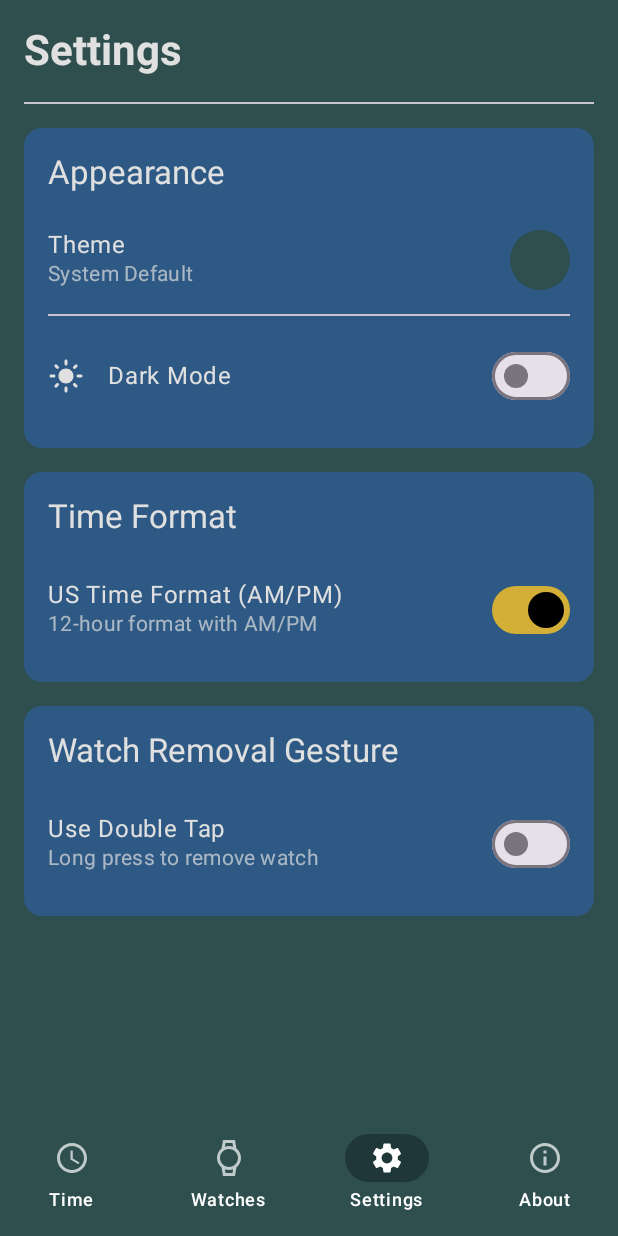
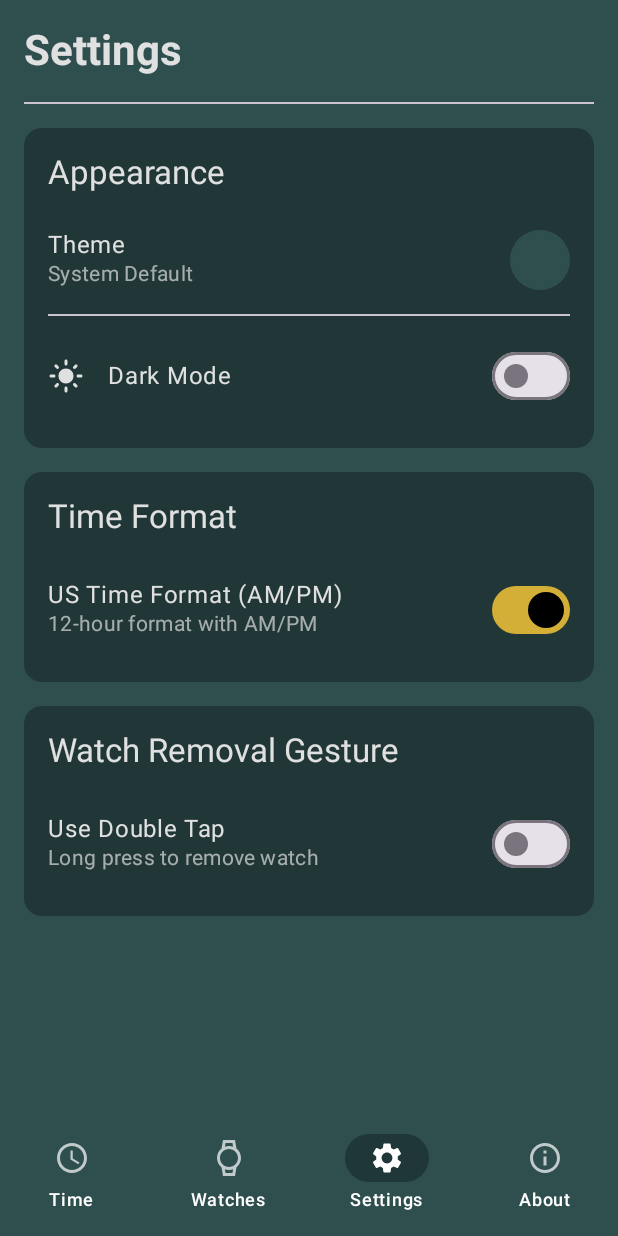
Before and after one commit to dmitrish/SwissTime, an Android app built with Jetpack Compose: the @Preview function WatchAppPreview, item 3 of the bottom bar chosen, on a phone screen of 412 x 824 dp. Run offline under Robolectric (Android 15) with nearby library versions, the phone set to English and light mode, and no system bars; libraries missing offline, so code that uses them is left out: androidx.glance, androidx.glance.appwidget.

Commit message:
refactoring ModalDrawerContent, continued

```diff
--- a/app/src/main/java/com/coroutines/swisstime/ui/components/AppVersionSection.kt
+++ b/app/src/main/java/com/coroutines/swisstime/ui/components/AppVersionSection.kt
@@ -27,6 +27,8 @@ import androidx.compose.ui.platform.LocalContext
 import androidx.compose.ui.platform.LocalLifecycleOwner
 import androidx.compose.ui.platform.testTag
 import androidx.compose.ui.unit.dp
+import com.coroutines.swisstime.darken
+import com.coroutines.swisstime.ui.theme.DarkNavy
 import com.coroutines.swisstime.update.AppUpdateManager
 import com.coroutines.swisstime.utils.getApplicationVersionInfo
 
@@ -131,7 +133,7 @@ fun AppVersionSection(
             .fillMaxWidth()
             .testTag("version_section_card"),
         colors = CardDefaults.cardColors(
-            containerColor = MaterialTheme.colorScheme.surface
+            containerColor = DarkNavy.darken(0.3f)// MaterialTheme.colorScheme.surface
         )
     ) {
         Column(
--- a/app/src/main/java/com/coroutines/swisstime/ui/components/ModalDrawerContent.kt
+++ b/app/src/main/java/com/coroutines/swisstime/ui/components/ModalDrawerContent.kt
@@ -36,10 +36,14 @@ import com.coroutines.swisstime.darken
 import com.coroutines.swisstime.ui.theme.DarkNavy
 import com.coroutines.swisstime.utils.getApplicationVersionInfo
 import androidx.compose.ui.platform.LocalContext
+import com.coroutines.swisstime.ui.theme.DarkGold
+import com.coroutines.swisstime.ui.theme.DarkSilver
+import com.coroutines.swisstime.ui.theme.LightGold
+import com.coroutines.swisstime.ui.theme.LightSilver
 
 @Composable
 fun ModalDrawerContent(){
-    ModalDrawerSheet (drawerContainerColor = DarkNavy.darken(0.6f)) {
+    ModalDrawerSheet (drawerContainerColor = DarkNavy.darken(0.45f)) {
         Column(
             modifier = Modifier
                 .fillMaxWidth()
@@ -70,7 +74,7 @@ fun ModalDrawerContent(){
                 supportingContent = { Text("Version $versionName") },
                 colors = ListItemDefaults.colors(
                     containerColor = Color.Transparent,
-                    supportingColor = Color.Yellow,
+                    supportingColor = DarkGold,
                     leadingIconColor = Color.White),
 
                 leadingContent = {
@@ -86,7 +90,7 @@ fun ModalDrawerContent(){
                 supportingContent = { Text(AboutAppText) },
                 colors = ListItemDefaults.colors(
                     containerColor = Color.Transparent,
-                    supportingColor = Color.Yellow,
+                    supportingColor = DarkGold,
                     leadingIconColor = Color.White),
                 leadingContent = {
                     Icon(
--- a/app/src/main/java/com/coroutines/swisstime/ui/components/RateAppSection.kt
+++ b/app/src/main/java/com/coroutines/swisstime/ui/components/RateAppSection.kt
@@ -16,6 +16,8 @@ import androidx.compose.ui.Modifier
 import androidx.compose.ui.platform.LocalContext
 import androidx.compose.ui.platform.testTag
 import androidx.compose.ui.unit.dp
+import com.coroutines.swisstime.darken
+import com.coroutines.swisstime.ui.theme.DarkNavy
 import com.coroutines.swisstime.utils.AppReviewManager
 
 @Composable
@@ -29,7 +31,7 @@ fun RateAppSection(
             .fillMaxWidth()
             .testTag("rate_app_section_card"),
         colors = CardDefaults.cardColors(
-            containerColor = MaterialTheme.colorScheme.surface
+            containerColor = DarkNavy.darken(0.3f)// MaterialTheme.colorScheme.surface
         )
     ) {
         Column(
--- a/app/src/main/java/com/coroutines/swisstime/ui/components/ThemeSelectionDialog.kt
+++ b/app/src/main/java/com/coroutines/swisstime/ui/components/ThemeSelectionDialog.kt
@@ -17,6 +17,8 @@ import androidx.compose.ui.Alignment
 import androidx.compose.ui.Modifier
 import androidx.compose.ui.unit.dp
 import androidx.compose.ui.window.Dialog
+import com.coroutines.swisstime.darken
+import com.coroutines.swisstime.ui.theme.DarkNavy
 import com.coroutines.swisstime.ui.theme.ThemeMode
 
 /**
@@ -41,7 +43,7 @@ fun ThemeSelectionDialog(
                 .padding(16.dp),
             shape = RoundedCornerShape(16.dp),
             colors = CardDefaults.cardColors(
-                containerColor = MaterialTheme.colorScheme.surface
+                containerColor = DarkNavy.darken(0.3f)// MaterialTheme.colorScheme.surface
             )
         ) {
             Column(
--- a/app/src/main/java/com/coroutines/swisstime/ui/components/ThemeSettingsCard.kt
+++ b/app/src/main/java/com/coroutines/swisstime/ui/components/ThemeSettingsCard.kt
@@ -29,6 +29,8 @@ import androidx.compose.ui.Modifier
 import androidx.compose.ui.draw.clip
 import androidx.compose.ui.graphics.Color
 import androidx.compose.ui.unit.dp
+import com.coroutines.swisstime.darken
+import com.coroutines.swisstime.ui.theme.DarkNavy
 import com.coroutines.swisstime.ui.theme.ThemeMode
 
 
@@ -52,7 +54,7 @@ fun ThemeSettingsCard(
     Card(
         modifier = modifier.fillMaxWidth(),
         colors = CardDefaults.cardColors(
-            containerColor = MaterialTheme.colorScheme.surface
+            containerColor = DarkNavy.darken(0.3f)// MaterialTheme.colorScheme.surface
         )
     ) {
         Column(
--- a/app/src/main/java/com/coroutines/swisstime/ui/components/TimeFormatSettingsCard.kt
+++ b/app/src/main/java/com/coroutines/swisstime/ui/components/TimeFormatSettingsCard.kt
@@ -16,6 +16,8 @@ import androidx.compose.runtime.Composable
 import androidx.compose.ui.Alignment
 import androidx.compose.ui.Modifier
 import androidx.compose.ui.unit.dp
+import com.coroutines.swisstime.darken
+import com.coroutines.swisstime.ui.theme.DarkNavy
 
 /**
  * A card component that displays time format settings.
@@ -33,7 +35,7 @@ fun TimeFormatSettingsCard(
     Card(
         modifier = modifier.fillMaxWidth(),
         colors = CardDefaults.cardColors(
-            containerColor = MaterialTheme.colorScheme.surface
+            containerColor = DarkNavy.darken(0.3f)// MaterialTheme.colorScheme.surface
         )
     ) {
         Column(
--- a/app/src/main/java/com/coroutines/swisstime/ui/components/WatchRemovalGestureSettingsCard.kt
+++ b/app/src/main/java/com/coroutines/swisstime/ui/components/WatchRemovalGestureSettingsCard.kt
@@ -14,6 +14,8 @@ import androidx.compose.runtime.Composable
 import androidx.compose.ui.Alignment
 import androidx.compose.ui.Modifier
 import androidx.compose.ui.unit.dp
+import com.coroutines.swisstime.darken
+import com.coroutines.swisstime.ui.theme.DarkNavy
 
 /**
  * A card component that displays watch removal gesture settings.
@@ -31,7 +33,7 @@ fun WatchRemovalGestureSettingsCard(
     Card(
         modifier = modifier.fillMaxWidth(),
         colors = CardDefaults.cardColors(
-            containerColor = MaterialTheme.colorScheme.surface
+            containerColor = DarkNavy.darken(0.3f)// MaterialTheme.colorScheme.surface
         )
     ) {
         Column(
--- a/app/src/main/java/com/coroutines/swisstime/ui/screens/AboutScreen.kt
+++ b/app/src/main/java/com/coroutines/swisstime/ui/screens/AboutScreen.kt
@@ -20,8 +20,10 @@ import androidx.compose.ui.Modifier
 import androidx.compose.ui.platform.testTag
 import androidx.compose.ui.text.font.FontWeight
 import androidx.compose.ui.unit.dp
+import com.coroutines.swisstime.darken
 import com.coroutines.swisstime.ui.components.AppVersionSection
 import com.coroutines.swisstime.ui.components.RateAppSection
+import com.coroutines.swisstime.ui.theme.DarkNavy
 
 /**
  * AboutScreen displays information about the app, including a description,
@@ -79,7 +81,7 @@ fun AboutScreen(
                 .fillMaxWidth()
                 .testTag("about_section_card"),
             colors = CardDefaults.cardColors(
-                containerColor = MaterialTheme.colorScheme.surface
+                containerColor = DarkNavy.darken(0.3f)// MaterialTheme.colorScheme.surface
             )
         ) {
             Column(
```
